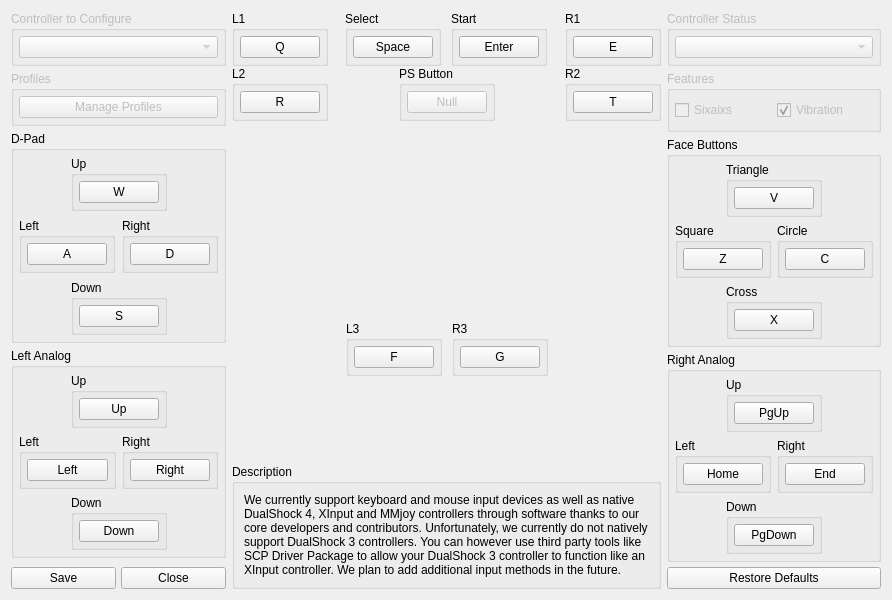
Before: the Qt Designer form rpcs3/rpcs3qt/pad_settings_dialog.ui in RPCS3/rpcs3, drawn with Qt 5.
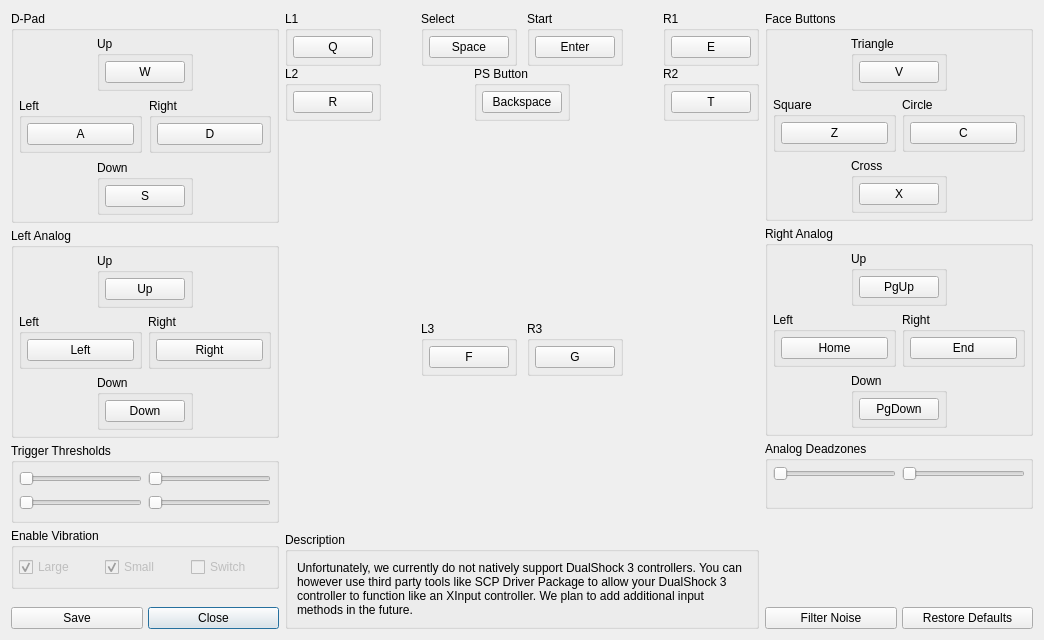
After: the same form once the commit is applied. Icons and pictures are not drawn.

What changed in the file:
```diff
--- a/rpcs3/rpcs3qt/pad_settings_dialog.ui
+++ b/rpcs3/rpcs3qt/pad_settings_dialog.ui
@@ -6,8 +6,8 @@
    <rect>
     <x>0</x>
     <y>0</y>
-    <width>892</width>
-    <height>554</height>
+    <width>1044</width>
+    <height>640</height>
    </rect>
   </property>
   <property name="windowTitle">
@@ -17,70 +17,12 @@
    <iconset resource="../resources.qrc">
     <normaloff>:/rpcs3.ico</normaloff>:/rpcs3.ico</iconset>
   </property>
-  <layout class="QHBoxLayout" name="horizontalLayout_20">
+  <layout class="QHBoxLayout" name="horizontalLayout_23">
    <item>
-    <layout class="QVBoxLayout" name="verticalLayout_26">
+    <layout class="QVBoxLayout" name="verticalLayout_left">
      <property name="spacing">
       <number>5</number>
      </property>
-     <item>
-      <widget class="QGroupBox" name="groupBox">
-       <property name="enabled">
-        <bool>false</bool>
-       </property>
-       <property name="title">
-        <string>Controller to Configure</string>
-       </property>
-       <layout class="QVBoxLayout" name="verticalLayout">
-        <property name="leftMargin">
-         <number>5</number>
-        </property>
-        <property name="topMargin">
-         <number>5</number>
-        </property>
-        <property name="rightMargin">
-         <number>5</number>
-        </property>
-        <property name="bottomMargin">
-         <number>5</number>
-        </property>
-        <item>
-         <widget class="QComboBox" name="cb_controller"/>
-        </item>
-       </layout>
-      </widget>
-     </item>
-     <item>
-      <widget class="QGroupBox" name="groupBox_3">
-       <property name="enabled">
-        <bool>false</bool>
-       </property>
-       <property name="title">
-        <string>Profiles</string>
-       </property>
-       <layout class="QVBoxLayout" name="verticalLayout_2">
-        <property name="leftMargin">
-         <number>5</number>
-        </property>
-        <property name="topMargin">
-         <number>5</number>
-        </property>
-        <property name="rightMargin">
-         <number>5</number>
-        </property>
-        <property name="bottomMargin">
-         <number>5</number>
-        </property>
-        <item>
-         <widget class="QPushButton" name="b_profile">
-          <property name="text">
-           <string>Manage Profiles</string>
-          </property>
-         </widget>
-        </item>
-       </layout>
-      </widget>
-     </item>
      <item>
       <widget class="QGroupBox" name="groupBox_15">
        <property name="title">
@@ -561,6 +503,138 @@
        </layout>
       </widget>
      </item>
+     <item>
+      <widget class="QGroupBox" name="gb_triggers">
+       <property name="minimumSize">
+        <size>
+         <width>0</width>
+         <height>80</height>
+        </size>
+       </property>
+       <property name="title">
+        <string>Trigger Thresholds</string>
+       </property>
+       <layout class="QHBoxLayout" name="horizontalLayout_21">
+        <property name="leftMargin">
+         <number>5</number>
+        </property>
+        <property name="topMargin">
+         <number>5</number>
+        </property>
+        <property name="rightMargin">
+         <number>5</number>
+        </property>
+        <property name="bottomMargin">
+         <number>5</number>
+        </property>
+        <item>
+         <layout class="QVBoxLayout" name="gb_trigger_left">
+          <item>
+           <widget class="QSlider" name="slider_trigger_left">
+            <property name="enabled">
+             <bool>false</bool>
+            </property>
+            <property name="orientation">
+             <enum>Qt::Horizontal</enum>
+            </property>
+           </widget>
+          </item>
+          <item>
+           <widget class="QSlider" name="preview_trigger_left">
+            <property name="enabled">
+             <bool>false</bool>
+            </property>
+            <property name="orientation">
+             <enum>Qt::Horizontal</enum>
+            </property>
+           </widget>
+          </item>
+         </layout>
+        </item>
+        <item>
+         <layout class="QVBoxLayout" name="gb_trigger_right">
+          <item>
+           <widget class="QSlider" name="slider_trigger_right">
+            <property name="enabled">
+             <bool>false</bool>
+            </property>
+            <property name="orientation">
+             <enum>Qt::Horizontal</enum>
+            </property>
+           </widget>
+          </item>
+          <item>
+           <widget class="QSlider" name="preview_trigger_right">
+            <property name="enabled">
+             <bool>false</bool>
+            </property>
+            <property name="orientation">
+             <enum>Qt::Horizontal</enum>
+            </property>
+           </widget>
+          </item>
+         </layout>
+        </item>
+       </layout>
+      </widget>
+     </item>
+     <item>
+      <widget class="QGroupBox" name="gb_vibration">
+       <property name="title">
+        <string>Enable Vibration</string>
+       </property>
+       <layout class="QHBoxLayout" name="horizontalLayout_2">
+        <property name="leftMargin">
+         <number>5</number>
+        </property>
+        <property name="topMargin">
+         <number>9</number>
+        </property>
+        <property name="rightMargin">
+         <number>5</number>
+        </property>
+        <property name="bottomMargin">
+         <number>9</number>
+        </property>
+        <item>
+         <widget class="QCheckBox" name="chb_vibration_large">
+          <property name="enabled">
+           <bool>false</bool>
+          </property>
+          <property name="text">
+           <string>Large</string>
+          </property>
+          <property name="checked">
+           <bool>true</bool>
+          </property>
+         </widget>
+        </item>
+        <item>
+         <widget class="QCheckBox" name="chb_vibration_small">
+          <property name="enabled">
+           <bool>false</bool>
+          </property>
+          <property name="text">
+           <string>Small</string>
+          </property>
+          <property name="checked">
+           <bool>true</bool>
+          </property>
+         </widget>
+        </item>
+        <item>
+         <widget class="QCheckBox" name="chb_vibration_switch">
+          <property name="enabled">
+           <bool>false</bool>
+          </property>
+          <property name="text">
+           <string>Switch</string>
+          </property>
+         </widget>
+        </item>
+       </layout>
+      </widget>
+     </item>
      <item>
       <spacer name="verticalSpacer_2">
        <property name="orientation">
@@ -598,7 +672,7 @@
     </layout>
    </item>
    <item>
-    <layout class="QVBoxLayout" name="verticalLayout_39">
+    <layout class="QVBoxLayout" name="verticalLayout_middle">
      <property name="spacing">
       <number>0</number>
      </property>
@@ -818,11 +892,8 @@
                </property>
                <item>
                 <widget class="QPushButton" name="b_ps">
-                 <property name="enabled">
-                  <bool>false</bool>
-                 </property>
                  <property name="text">
-                  <string>Null</string>
+                  <string>Backspace</string>
                  </property>
                  <property name="autoDefault">
                   <bool>false</bool>
@@ -1084,7 +1155,7 @@
         <item>
          <widget class="QLabel" name="l_description">
           <property name="text">
-           <string>We currently support keyboard and mouse input devices as well as native DualShock 4, XInput and MMjoy controllers through software thanks to our core developers and contributors. Unfortunately, we currently do not natively support DualShock 3 controllers. You can however use third party tools like SCP Driver Package to allow your DualShock 3 controller to function like an XInput controller. We plan to add additional input methods in the future.</string>
+           <string>Unfortunately, we currently do not natively support DualShock 3 controllers. You can however use third party tools like SCP Driver Package to allow your DualShock 3 controller to function like an XInput controller. We plan to add additional input methods in the future.</string>
           </property>
           <property name="textFormat">
            <enum>Qt::PlainText</enum>
@@ -1103,90 +1174,10 @@
     </layout>
    </item>
    <item>
-    <layout class="QVBoxLayout" name="verticalLayout_14">
+    <layout class="QVBoxLayout" name="verticalLayout_right">
      <property name="spacing">
       <number>5</number>
      </property>
-     <item>
-      <widget class="QGroupBox" name="groupBox_4">
-       <property name="enabled">
-        <bool>false</bool>
-       </property>
-       <property name="title">
-        <string>Controller Status</string>
-       </property>
-       <layout class="QVBoxLayout" name="verticalLayout_3">
-        <property name="leftMargin">
-         <number>5</number>
-        </property>
-        <property name="topMargin">
-         <number>5</number>
-        </property>
-        <property name="rightMargin">
-         <number>5</number>
-        </property>
-        <property name="bottomMargin">
-         <number>5</number>
-        </property>
-        <item>
-         <widget class="QComboBox" name="cb_status"/>
-        </item>
-       </layout>
-      </widget>
-     </item>
-     <item>
-      <widget class="QGroupBox" name="groupBox_5">
-       <property name="enabled">
-        <bool>false</bool>
-       </property>
-       <property name="title">
-        <string>Features</string>
-       </property>
-       <layout class="QHBoxLayout" name="horizontalLayout_2">
-        <property name="leftMargin">
-         <number>5</number>
-        </property>
-        <property name="topMargin">
-         <number>9</number>
-        </property>
-        <property name="rightMargin">
-         <number>5</number>
-        </property>
-        <property name="bottomMargin">
-         <number>9</number>
-        </property>
-        <item>
-         <widget class="QCheckBox" name="chb_sixaxis">
-          <property name="enabled">
-           <bool>false</bool>
-          </property>
-          <property name="text">
-           <string>Sixaixs</string>
-          </property>
-          <property name="checkable">
-           <bool>true</bool>
-          </property>
-          <property name="checked">
-           <bool>false</bool>
-          </property>
-         </widget>
-        </item>
-        <item>
-         <widget class="QCheckBox" name="chb_vibration">
-          <property name="enabled">
-           <bool>false</bool>
-          </property>
-          <property name="text">
-           <string>Vibration</string>
-          </property>
-          <property name="checked">
-           <bool>true</bool>
-          </property>
-         </widget>
-        </item>
-       </layout>
-      </widget>
-     </item>
      <item>
       <widget class="QGroupBox" name="groupBox_20">
        <property name="title">
@@ -1661,6 +1652,69 @@
        </layout>
       </widget>
      </item>
+     <item>
+      <widget class="QGroupBox" name="gb_sticks">
+       <property name="title">
+        <string>Analog Deadzones</string>
+       </property>
+       <layout class="QHBoxLayout" name="horizontalLayout_22">
+        <property name="leftMargin">
+         <number>5</number>
+        </property>
+        <property name="topMargin">
+         <number>5</number>
+        </property>
+        <property name="rightMargin">
+         <number>5</number>
+        </property>
+        <property name="bottomMargin">
+         <number>5</number>
+        </property>
+        <item>
+         <layout class="QVBoxLayout" name="gb_stick_left">
+          <item>
+           <widget class="QSlider" name="slider_stick_left">
+            <property name="enabled">
+             <bool>false</bool>
+            </property>
+            <property name="orientation">
+             <enum>Qt::Horizontal</enum>
+            </property>
+           </widget>
+          </item>
+          <item>
+           <widget class="QLabel" name="preview_stick_left">
+            <property name="text">
+             <string/>
+            </property>
+           </widget>
+          </item>
+         </layout>
+        </item>
+        <item>
+         <layout class="QVBoxLayout" name="gb_stick_right">
+          <item>
+           <widget class="QSlider" name="slider_stick_right">
+            <property name="enabled">
+             <bool>false</bool>
+            </property>
+            <property name="orientation">
+             <enum>Qt::Horizontal</enum>
+            </property>
+           </widget>
+          </item>
+          <item>
+           <widget class="QLabel" name="preview_stick_right">
+            <property name="text">
+             <string/>
+            </property>
+           </widget>
+          </item>
+         </layout>
+        </item>
+       </layout>
+      </widget>
+     </item>
      <item>
       <spacer name="verticalSpacer_3">
        <property name="orientation">
@@ -1675,14 +1729,25 @@
       </spacer>
      </item>
      <item>
-      <widget class="QPushButton" name="b_reset">
-       <property name="text">
-        <string>Restore Defaults</string>
-       </property>
-       <property name="autoDefault">
-        <bool>false</bool>
-       </property>
-      </widget>
+      <layout class="QHBoxLayout" name="horizontalLayout_20" stretch="1,1">
+       <item>
+        <widget class="QPushButton" name="b_blacklist">
+         <property name="text">
+          <string>Filter Noise</string>
+         </property>
+        </widget>
+       </item>
+       <item>
+        <widget class="QPushButton" name="b_reset">
+         <property name="text">
+          <string>Restore Defaults</string>
+         </property>
+         <property name="autoDefault">
+          <bool>false</bool>
+         </property>
+        </widget>
+       </item>
+      </layout>
      </item>
     </layout>
    </item>
```
Left out of the diff: 18 changed lines with no effect on the pictures.
